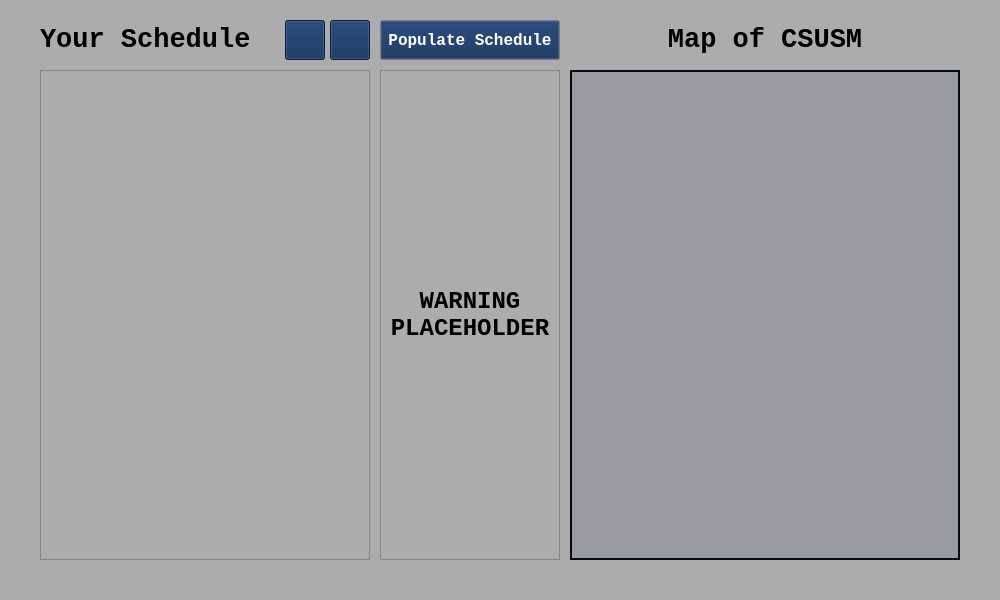
This is 370-project/mainwindow.ui in rochanehurst/CS370-Team3 as Qt 5 draws it before an edit. The edited form follows.
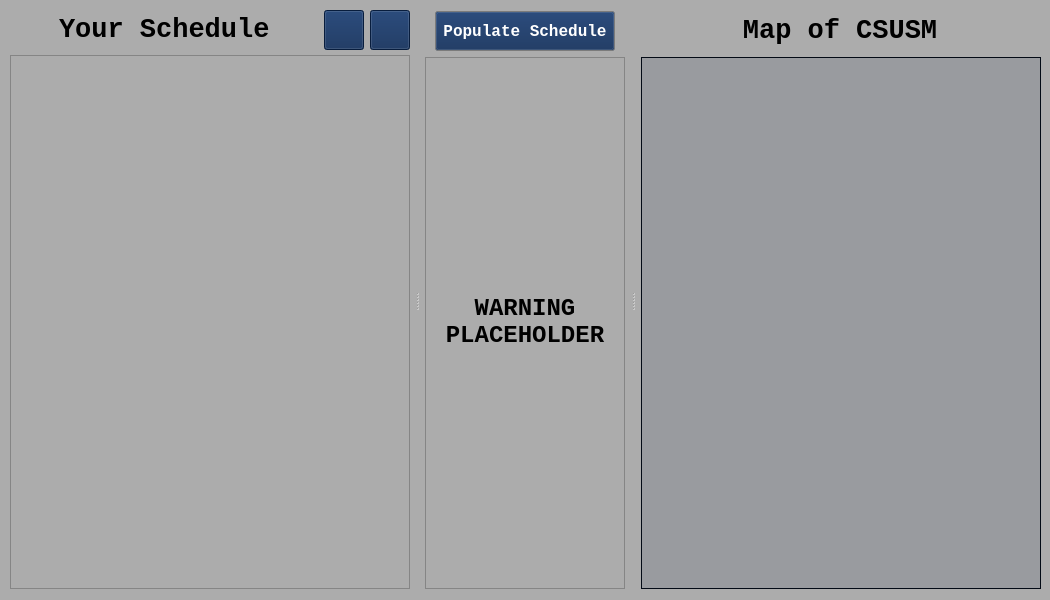
This is the edited form. Icons and pictures are not drawn.

Commit message: Search function now Adds classes, Users can now change size of the tabs on Main Window (To an Extent). Changed how class names are handled

```diff
--- a/370-project/mainwindow.ui
+++ b/370-project/mainwindow.ui
@@ -6,7 +6,7 @@
    <rect>
     <x>0</x>
     <y>0</y>
-    <width>1000</width>
+    <width>1050</width>
     <height>600</height>
    </rect>
   </property>
@@ -18,7 +18,7 @@
   </property>
   <property name="minimumSize">
    <size>
-    <width>1000</width>
+    <width>1050</width>
     <height>600</height>
    </size>
   </property>
@@ -507,118 +507,507 @@
    <enum>Qt::ToolButtonStyle::ToolButtonTextOnly</enum>
   </property>
   <widget class="QWidget" name="main_window_grid">
-   <layout class="QGridLayout" name="gridLayout">
-    <property name="leftMargin">
-     <number>40</number>
-    </property>
-    <property name="topMargin">
-     <number>20</number>
-    </property>
-    <property name="rightMargin">
-     <number>40</number>
-    </property>
-    <property name="bottomMargin">
-     <number>40</number>
-    </property>
-    <property name="horizontalSpacing">
-     <number>10</number>
-    </property>
-    <property name="verticalSpacing">
-     <number>5</number>
-    </property>
-    <item row="5" column="0">
-     <widget class="QScrollArea" name="class_container">
       <property name="sizePolicy">
-       <sizepolicy hsizetype="Fixed" vsizetype="Expanding">
+    <sizepolicy hsizetype="Fixed" vsizetype="Preferred">
         <horstretch>0</horstretch>
         <verstretch>0</verstretch>
        </sizepolicy>
       </property>
-      <property name="minimumSize">
-       <size>
-        <width>330</width>
-        <height>400</height>
-       </size>
-      </property>
-      <property name="maximumSize">
-       <size>
-        <width>330</width>
-        <height>16777215</height>
-       </size>
-      </property>
-      <property name="widgetResizable">
-       <bool>true</bool>
-      </property>
-      <property name="alignment">
-       <set>Qt::AlignmentFlag::AlignCenter</set>
-      </property>
-      <widget class="QWidget" name="class_scroll_area">
-       <property name="geometry">
-        <rect>
-         <x>0</x>
-         <y>0</y>
-         <width>328</width>
-         <height>481</height>
-        </rect>
-       </property>
-       <property name="sizePolicy">
-        <sizepolicy hsizetype="Preferred" vsizetype="MinimumExpanding">
-         <horstretch>0</horstretch>
-         <verstretch>0</verstretch>
-        </sizepolicy>
-       </property>
-       <layout class="QVBoxLayout" name="verticalLayout_2">
-        <property name="spacing">
-         <number>5</number>
-        </property>
+   <property name="palette">
+    <palette>
+     <active>
+      <colorrole role="Button">
+       <brush brushstyle="SolidPattern">
+        <color alpha="255">
+         <red>11</red>
+         <green>40</green>
+         <blue>85</blue>
+        </color>
+       </brush>
+      </colorrole>
+      <colorrole role="Light">
+       <brush brushstyle="SolidPattern">
+        <color alpha="255">
+         <red>215</red>
+         <green>231</green>
+         <blue>255</blue>
+        </color>
+       </brush>
+      </colorrole>
+      <colorrole role="Dark">
+       <brush brushstyle="SolidPattern">
+        <color alpha="255">
+         <red>170</red>
+         <green>255</green>
+         <blue>0</blue>
+        </color>
+       </brush>
+      </colorrole>
+      <colorrole role="Mid">
+       <brush brushstyle="SolidPattern">
+        <color alpha="255">
+         <red>3</red>
+         <green>10</green>
+         <blue>21</blue>
+        </color>
+       </brush>
+      </colorrole>
+      <colorrole role="Text">
+       <brush brushstyle="SolidPattern">
+        <color alpha="255">
+         <red>3</red>
+         <green>10</green>
+         <blue>21</blue>
+        </color>
+       </brush>
+      </colorrole>
+      <colorrole role="BrightText">
+       <brush brushstyle="SolidPattern">
+        <color alpha="255">
+         <red>255</red>
+         <green>0</green>
+         <blue>0</blue>
+        </color>
+       </brush>
+      </colorrole>
+      <colorrole role="ButtonText">
+       <brush brushstyle="SolidPattern">
+        <color alpha="255">
+         <red>255</red>
+         <green>255</green>
+         <blue>255</blue>
+        </color>
+       </brush>
+      </colorrole>
+      <colorrole role="Base">
+       <brush brushstyle="SolidPattern">
+        <color alpha="255">
+         <red>153</red>
+         <green>155</green>
+         <blue>159</blue>
+        </color>
+       </brush>
+      </colorrole>
+      <colorrole role="Window">
+       <brush brushstyle="SolidPattern">
+        <color alpha="255">
+         <red>172</red>
+         <green>172</green>
+         <blue>172</blue>
+        </color>
+       </brush>
+      </colorrole>
+      <colorrole role="Shadow">
+       <brush brushstyle="SolidPattern">
+        <color alpha="255">
+         <red>6</red>
+         <green>21</green>
+         <blue>43</blue>
+        </color>
+       </brush>
+      </colorrole>
+      <colorrole role="Highlight">
+       <brush brushstyle="SolidPattern">
+        <color alpha="255">
+         <red>16</red>
+         <green>61</green>
+         <blue>127</blue>
+        </color>
+       </brush>
+      </colorrole>
+      <colorrole role="Link">
+       <brush brushstyle="SolidPattern">
+        <color alpha="255">
+         <red>0</red>
+         <green>0</green>
+         <blue>255</blue>
+        </color>
+       </brush>
+      </colorrole>
+      <colorrole role="LinkVisited">
+       <brush brushstyle="SolidPattern">
+        <color alpha="255">
+         <red>255</red>
+         <green>85</green>
+         <blue>0</blue>
+        </color>
+       </brush>
+      </colorrole>
+      <colorrole role="AlternateBase">
+       <brush brushstyle="SolidPattern">
+        <color alpha="255">
+         <red>85</red>
+         <green>119</green>
+         <blue>165</blue>
+        </color>
+       </brush>
+      </colorrole>
+      <colorrole role="ToolTipBase">
+       <brush brushstyle="SolidPattern">
+        <color alpha="255">
+         <red>170</red>
+         <green>255</green>
+         <blue>0</blue>
+        </color>
+       </brush>
+      </colorrole>
+      <colorrole role="ToolTipText">
+       <brush brushstyle="SolidPattern">
+        <color alpha="255">
+         <red>170</red>
+         <green>255</green>
+         <blue>0</blue>
+        </color>
+       </brush>
+      </colorrole>
+      <colorrole role="Accent">
+       <brush brushstyle="SolidPattern">
+        <color alpha="255">
+         <red>11</red>
+         <green>40</green>
+         <blue>85</blue>
+        </color>
+       </brush>
+      </colorrole>
+     </active>
+     <inactive>
+      <colorrole role="Button">
+       <brush brushstyle="SolidPattern">
+        <color alpha="255">
+         <red>11</red>
+         <green>40</green>
+         <blue>85</blue>
+        </color>
+       </brush>
+      </colorrole>
+      <colorrole role="Light">
+       <brush brushstyle="SolidPattern">
+        <color alpha="255">
+         <red>215</red>
+         <green>231</green>
+         <blue>255</blue>
+        </color>
+       </brush>
+      </colorrole>
+      <colorrole role="Dark">
+       <brush brushstyle="SolidPattern">
+        <color alpha="255">
+         <red>170</red>
+         <green>255</green>
+         <blue>0</blue>
+        </color>
+       </brush>
+      </colorrole>
+      <colorrole role="Mid">
+       <brush brushstyle="SolidPattern">
+        <color alpha="255">
+         <red>3</red>
+         <green>10</green>
+         <blue>21</blue>
+        </color>
+       </brush>
+      </colorrole>
+      <colorrole role="Text">
+       <brush brushstyle="SolidPattern">
+        <color alpha="255">
+         <red>3</red>
+         <green>10</green>
+         <blue>21</blue>
+        </color>
+       </brush>
+      </colorrole>
+      <colorrole role="BrightText">
+       <brush brushstyle="SolidPattern">
+        <color alpha="255">
+         <red>255</red>
+         <green>0</green>
+         <blue>0</blue>
+        </color>
+       </brush>
+      </colorrole>
+      <colorrole role="ButtonText">
+       <brush brushstyle="SolidPattern">
+        <color alpha="255">
+         <red>255</red>
+         <green>255</green>
+         <blue>255</blue>
+        </color>
+       </brush>
+      </colorrole>
+      <colorrole role="Base">
+       <brush brushstyle="SolidPattern">
+        <color alpha="255">
+         <red>153</red>
+         <green>155</green>
+         <blue>159</blue>
+        </color>
+       </brush>
+      </colorrole>
+      <colorrole role="Window">
+       <brush brushstyle="SolidPattern">
+        <color alpha="255">
+         <red>172</red>
+         <green>172</green>
+         <blue>172</blue>
+        </color>
+       </brush>
+      </colorrole>
+      <colorrole role="Shadow">
+       <brush brushstyle="SolidPattern">
+        <color alpha="255">
+         <red>6</red>
+         <green>21</green>
+         <blue>43</blue>
+        </color>
+       </brush>
+      </colorrole>
+      <colorrole role="Highlight">
+       <brush brushstyle="SolidPattern">
+        <color alpha="255">
+         <red>16</red>
+         <green>61</green>
+         <blue>127</blue>
+        </color>
+       </brush>
+      </colorrole>
+      <colorrole role="Link">
+       <brush brushstyle="SolidPattern">
+        <color alpha="255">
+         <red>0</red>
+         <green>0</green>
+         <blue>255</blue>
+        </color>
+       </brush>
+      </colorrole>
+      <colorrole role="LinkVisited">
+       <brush brushstyle="SolidPattern">
+        <color alpha="255">
+         <red>255</red>
+         <green>85</green>
+         <blue>0</blue>
+        </color>
+       </brush>
+      </colorrole>
+      <colorrole role="AlternateBase">
+       <brush brushstyle="SolidPattern">
+        <color alpha="255">
+         <red>85</red>
+         <green>119</green>
+         <blue>165</blue>
+        </color>
+       </brush>
+      </colorrole>
+      <colorrole role="ToolTipBase">
+       <brush brushstyle="SolidPattern">
+        <color alpha="255">
+         <red>170</red>
+         <green>255</green>
+         <blue>0</blue>
+        </color>
+       </brush>
+      </colorrole>
+      <colorrole role="ToolTipText">
+       <brush brushstyle="SolidPattern">
+        <color alpha="255">
+         <red>170</red>
+         <green>255</green>
+         <blue>0</blue>
+        </color>
+       </brush>
+      </colorrole>
+      <colorrole role="Accent">
+       <brush brushstyle="SolidPattern">
+        <color alpha="255">
+         <red>11</red>
+         <green>40</green>
+         <blue>85</blue>
+        </color>
+       </brush>
+      </colorrole>
+     </inactive>
+     <disabled>
+      <colorrole role="WindowText">
+       <brush brushstyle="SolidPattern">
+        <color alpha="255">
+         <red>170</red>
+         <green>255</green>
+         <blue>0</blue>
+        </color>
+       </brush>
+      </colorrole>
+      <colorrole role="Button">
+       <brush brushstyle="SolidPattern">
+        <color alpha="255">
+         <red>11</red>
+         <green>40</green>
+         <blue>85</blue>
+        </color>
+       </brush>
+      </colorrole>
+      <colorrole role="Light">
+       <brush brushstyle="SolidPattern">
+        <color alpha="255">
+         <red>215</red>
+         <green>231</green>
+         <blue>255</blue>
+        </color>
+       </brush>
+      </colorrole>
+      <colorrole role="Dark">
+       <brush brushstyle="SolidPattern">
+        <color alpha="255">
+         <red>170</red>
+         <green>255</green>
+         <blue>0</blue>
+        </color>
+       </brush>
+      </colorrole>
+      <colorrole role="Mid">
+       <brush brushstyle="SolidPattern">
+        <color alpha="255">
+         <red>3</red>
+         <green>10</green>
+         <blue>21</blue>
+        </color>
+       </brush>
+      </colorrole>
+      <colorrole role="Text">
+       <brush brushstyle="SolidPattern">
+        <color alpha="255">
+         <red>170</red>
+         <green>255</green>
+         <blue>0</blue>
+        </color>
+       </brush>
+      </colorrole>
+      <colorrole role="BrightText">
+       <brush brushstyle="SolidPattern">
+        <color alpha="255">
+         <red>255</red>
+         <green>0</green>
+         <blue>0</blue>
+        </color>
+       </brush>
+      </colorrole>
+      <colorrole role="ButtonText">
+       <brush brushstyle="SolidPattern">
+        <color alpha="255">
+         <red>170</red>
+         <green>255</green>
+         <blue>0</blue>
+        </color>
+       </brush>
+      </colorrole>
+      <colorrole role="Base">
+       <brush brushstyle="SolidPattern">
+        <color alpha="255">
+         <red>172</red>
+         <green>172</green>
+         <blue>172</blue>
+        </color>
+       </brush>
+      </colorrole>
+      <colorrole role="Window">
+       <brush brushstyle="SolidPattern">
+        <color alpha="255">
+         <red>172</red>
+         <green>172</green>
+         <blue>172</blue>
+        </color>
+       </brush>
+      </colorrole>
+      <colorrole role="Shadow">
+       <brush brushstyle="SolidPattern">
+        <color alpha="255">
+         <red>6</red>
+         <green>21</green>
+         <blue>43</blue>
+        </color>
+       </brush>
+      </colorrole>
+      <colorrole role="Link">
+       <brush brushstyle="SolidPattern">
+        <color alpha="255">
+         <red>0</red>
+         <green>0</green>
+         <blue>255</blue>
+        </color>
+       </brush>
+      </colorrole>
+      <colorrole role="LinkVisited">
+       <brush brushstyle="SolidPattern">
+        <color alpha="255">
+         <red>255</red>
+         <green>85</green>
+         <blue>0</blue>
+        </color>
+       </brush>
+      </colorrole>
+      <colorrole role="AlternateBase">
+       <brush brushstyle="SolidPattern">
+        <color alpha="255">
+         <red>85</red>
+         <green>119</green>
+         <blue>165</blue>
+        </color>
+       </brush>
+      </colorrole>
+      <colorrole role="ToolTipBase">
+       <brush brushstyle="SolidPattern">
+        <color alpha="255">
+         <red>170</red>
+         <green>255</green>
+         <blue>0</blue>
+        </color>
+       </brush>
+      </colorrole>
+      <colorrole role="ToolTipText">
+       <brush brushstyle="SolidPattern">
+        <color alpha="255">
+         <red>170</red>
+         <green>255</green>
+         <blue>0</blue>
+        </color>
+       </brush>
+      </colorrole>
+      <colorrole role="Accent">
+       <brush brushstyle="SolidPattern">
+        <color alpha="255">
+         <red>11</red>
+         <green>40</green>
+         <blue>85</blue>
+        </color>
+       </brush>
+      </colorrole>
+     </disabled>
+    </palette>
+   </property>
+   <layout class="QGridLayout" name="gridLayout" rowstretch="0" columnstretch="0" rowminimumheight="0" columnminimumwidth="0">
         <property name="leftMargin">
-         <number>9</number>
+     <number>6</number>
         </property>
         <property name="topMargin">
-         <number>9</number>
+     <number>6</number>
         </property>
         <property name="rightMargin">
-         <number>9</number>
+     <number>6</number>
         </property>
         <property name="bottomMargin">
-         <number>9</number>
-        </property>
-        <item>
-         <layout class="QVBoxLayout" name="class_list">
+     <number>6</number>
+    </property>
           <property name="spacing">
-           <number>20</number>
-          </property>
-         </layout>
-        </item>
-       </layout>
-      </widget>
-     </widget>
-    </item>
-    <item row="5" column="3">
-     <widget class="QGraphicsView" name="map_placeholder">
+     <number>6</number>
+    </property>
+    <item row="0" column="0">
+     <widget class="QSplitter" name="splitter">
       <property name="sizePolicy">
-       <sizepolicy hsizetype="MinimumExpanding" vsizetype="MinimumExpanding">
+       <sizepolicy hsizetype="Expanding" vsizetype="Expanding">
         <horstretch>0</horstretch>
         <verstretch>0</verstretch>
        </sizepolicy>
       </property>
-      <property name="minimumSize">
-       <size>
-        <width>300</width>
-        <height>400</height>
-       </size>
-      </property>
-      <property name="maximumSize">
-       <size>
-        <width>16777215</width>
-        <height>16777215</height>
-       </size>
-      </property>
-      <property name="cursor" stdset="0">
-       <cursorShape>PointingHandCursor</cursorShape>
-      </property>
       <property name="frameShape">
-       <enum>QFrame::Shape::Box</enum>
+       <enum>QFrame::Shape::NoFrame</enum>
       </property>
       <property name="lineWidth">
        <number>0</number>
@@ -626,23 +1015,57 @@
       <property name="midLineWidth">
        <number>2</number>
       </property>
-      <property name="backgroundBrush">
-       <brush brushstyle="NoBrush">
-        <color alpha="255">
-         <red>0</red>
-         <green>0</green>
-         <blue>0</blue>
-        </color>
-       </brush>
+      <property name="orientation">
+       <enum>Qt::Orientation::Horizontal</enum>
       </property>
-     </widget>
-    </item>
-    <item row="1" column="0">
+      <property name="handleWidth">
+       <number>6</number>
+      </property>
+      <property name="childrenCollapsible">
+       <bool>false</bool>
+      </property>
+      <widget class="QWidget" name="verticalLayoutWidget_2">
+       <layout class="QVBoxLayout" name="schedule_layout" stretch="0,1">
+        <property name="spacing">
+         <number>5</number>
+        </property>
+        <property name="sizeConstraint">
+         <enum>QLayout::SizeConstraint::SetDefaultConstraint</enum>
+        </property>
+        <property name="leftMargin">
+         <number>4</number>
+        </property>
+        <property name="topMargin">
+         <number>4</number>
+        </property>
+        <property name="rightMargin">
+         <number>4</number>
+        </property>
+        <property name="bottomMargin">
+         <number>5</number>
+        </property>
+        <item>
      <layout class="QHBoxLayout" name="schedule_title">
-      <item alignment="Qt::AlignmentFlag::AlignLeft">
+          <property name="spacing">
+           <number>6</number>
+          </property>
+          <item>
+           <spacer name="horizontalSpacer_2">
+            <property name="orientation">
+             <enum>Qt::Orientation::Horizontal</enum>
+            </property>
+            <property name="sizeHint" stdset="0">
+             <size>
+              <width>40</width>
+              <height>20</height>
+             </size>
+            </property>
+           </spacer>
+          </item>
+          <item alignment="Qt::AlignmentFlag::AlignHCenter|Qt::AlignmentFlag::AlignTop">
        <widget class="QLabel" name="class_label">
         <property name="sizePolicy">
-         <sizepolicy hsizetype="Fixed" vsizetype="Fixed">
+             <sizepolicy hsizetype="Preferred" vsizetype="Fixed">
           <horstretch>0</horstretch>
           <verstretch>0</verstretch>
          </sizepolicy>
@@ -668,7 +1091,20 @@
         </property>
        </widget>
       </item>
-      <item alignment="Qt::AlignmentFlag::AlignRight|Qt::AlignmentFlag::AlignVCenter">
+          <item>
+           <spacer name="horizontalSpacer">
+            <property name="orientation">
+             <enum>Qt::Orientation::Horizontal</enum>
+            </property>
+            <property name="sizeHint" stdset="0">
+             <size>
+              <width>40</width>
+              <height>20</height>
+             </size>
+            </property>
+           </spacer>
+          </item>
+          <item alignment="Qt::AlignmentFlag::AlignRight|Qt::AlignmentFlag::AlignTop">
        <widget class="QPushButton" name="class_creator_button">
         <property name="sizePolicy">
          <sizepolicy hsizetype="Fixed" vsizetype="Fixed">
@@ -730,23 +1166,7 @@
         </property>
        </widget>
       </item>
-      <item>
-       <spacer name="horizontalSpacer">
-        <property name="orientation">
-         <enum>Qt::Orientation::Horizontal</enum>
-        </property>
-        <property name="sizeType">
-         <enum>QSizePolicy::Policy::Fixed</enum>
-        </property>
-        <property name="sizeHint" stdset="0">
-         <size>
-          <width>5</width>
-          <height>20</height>
-         </size>
-        </property>
-       </spacer>
-      </item>
-      <item>
+          <item alignment="Qt::AlignmentFlag::AlignRight|Qt::AlignmentFlag::AlignTop">
        <widget class="QPushButton" name="clear_schedule_button">
         <property name="sizePolicy">
          <sizepolicy hsizetype="Fixed" vsizetype="Fixed">
@@ -800,23 +1220,133 @@
       </item>
      </layout>
     </item>
-    <item row="5" column="1">
+        <item>
+         <widget class="QScrollArea" name="class_container">
+          <property name="sizePolicy">
+           <sizepolicy hsizetype="Expanding" vsizetype="Expanding">
+            <horstretch>0</horstretch>
+            <verstretch>0</verstretch>
+           </sizepolicy>
+          </property>
+          <property name="minimumSize">
+           <size>
+            <width>400</width>
+            <height>526</height>
+           </size>
+          </property>
+          <property name="maximumSize">
+           <size>
+            <width>16777215</width>
+            <height>16777215</height>
+           </size>
+          </property>
+          <property name="widgetResizable">
+           <bool>true</bool>
+          </property>
+          <property name="alignment">
+           <set>Qt::AlignmentFlag::AlignCenter</set>
+          </property>
+          <widget class="QWidget" name="class_scroll_area">
+           <property name="geometry">
+            <rect>
+             <x>0</x>
+             <y>0</y>
+             <width>398</width>
+             <height>530</height>
+            </rect>
+           </property>
+           <property name="sizePolicy">
+            <sizepolicy hsizetype="Expanding" vsizetype="Expanding">
+             <horstretch>0</horstretch>
+             <verstretch>0</verstretch>
+            </sizepolicy>
+           </property>
+           <layout class="QVBoxLayout" name="verticalLayout">
+            <item>
+             <layout class="QVBoxLayout" name="class_list">
+              <property name="spacing">
+               <number>20</number>
+              </property>
+             </layout>
+            </item>
+           </layout>
+          </widget>
+         </widget>
+        </item>
+       </layout>
+      </widget>
+      <widget class="QWidget" name="verticalLayoutWidget">
+       <layout class="QVBoxLayout" name="warning_layout" stretch="0,1">
+        <property name="sizeConstraint">
+         <enum>QLayout::SizeConstraint::SetMaximumSize</enum>
+        </property>
+        <property name="leftMargin">
+         <number>5</number>
+        </property>
+        <property name="topMargin">
+         <number>5</number>
+        </property>
+        <property name="rightMargin">
+         <number>5</number>
+        </property>
+        <property name="bottomMargin">
+         <number>5</number>
+        </property>
+        <item alignment="Qt::AlignmentFlag::AlignHCenter|Qt::AlignmentFlag::AlignTop">
+         <widget class="QPushButton" name="debug_populate_button">
+          <property name="sizePolicy">
+           <sizepolicy hsizetype="Fixed" vsizetype="Fixed">
+            <horstretch>0</horstretch>
+            <verstretch>0</verstretch>
+           </sizepolicy>
+          </property>
+          <property name="minimumSize">
+           <size>
+            <width>180</width>
+            <height>40</height>
+           </size>
+          </property>
+          <property name="maximumSize">
+           <size>
+            <width>180</width>
+            <height>16777215</height>
+           </size>
+          </property>
+          <property name="font">
+           <font>
+            <family>Courier New</family>
+            <pointsize>12</pointsize>
+            <bold>true</bold>
+           </font>
+          </property>
+          <property name="cursor">
+           <cursorShape>PointingHandCursor</cursorShape>
+          </property>
+          <property name="toolTip">
+           <string>&lt;html&gt;&lt;head/&gt;&lt;body&gt;&lt;p&gt;&lt;span style=&quot; font-size:9pt;&quot;&gt;Debug Button&lt;/span&gt;&lt;/p&gt;&lt;/body&gt;&lt;/html&gt;</string>
+          </property>
+          <property name="text">
+           <string>Populate Schedule</string>
+          </property>
+         </widget>
+        </item>
+        <item>
      <widget class="QScrollArea" name="warning_container">
       <property name="sizePolicy">
-       <sizepolicy hsizetype="Fixed" vsizetype="Expanding">
+           <sizepolicy hsizetype="Expanding" vsizetype="Expanding">
         <horstretch>0</horstretch>
         <verstretch>0</verstretch>
        </sizepolicy>
       </property>
       <property name="minimumSize">
        <size>
-        <width>150</width>
-        <height>0</height>
+            <width>200</width>
+            <height>526</height>
        </size>
       </property>
       <property name="maximumSize">
        <size>
-        <width>180</width>
+            <width>200</width>
         <height>16777215</height>
        </size>
       </property>
@@ -828,13 +1358,33 @@
         <rect>
          <x>0</x>
          <y>0</y>
-         <width>178</width>
-         <height>481</height>
-        </rect>
-       </property>
-       <layout class="QVBoxLayout" name="verticalLayout_3">
+             <width>198</width>
+             <height>530</height>
+            </rect>
+           </property>
+           <property name="sizePolicy">
+            <sizepolicy hsizetype="Fixed" vsizetype="Expanding">
+             <horstretch>0</horstretch>
+             <verstretch>0</verstretch>
+            </sizepolicy>
+           </property>
+           <property name="maximumSize">
+            <size>
+             <width>200</width>
+             <height>16777215</height>
+            </size>
+           </property>
+           <layout class="QVBoxLayout" name="verticalLayout_2">
         <item>
+             <layout class="QVBoxLayout" name="warninglist">
+              <item alignment="Qt::AlignmentFlag::AlignHCenter">
          <widget class="QLabel" name="warning_placeholder">
+                <property name="sizePolicy">
+                 <sizepolicy hsizetype="Fixed" vsizetype="Fixed">
+                  <horstretch>0</horstretch>
+                  <verstretch>0</verstretch>
+                 </sizepolicy>
+                </property>
           <property name="maximumSize">
            <size>
             <width>160</width>
@@ -866,13 +1416,31 @@
          </widget>
         </item>
        </layout>
+            </item>
+           </layout>
       </widget>
      </widget>
     </item>
-    <item row="1" column="3">
+       </layout>
+      </widget>
+      <widget class="QWidget" name="verticalLayoutWidget_3">
+       <layout class="QVBoxLayout" name="map_layout" stretch="0,1">
+        <property name="leftMargin">
+         <number>5</number>
+        </property>
+        <property name="topMargin">
+         <number>5</number>
+        </property>
+        <property name="rightMargin">
+         <number>5</number>
+        </property>
+        <property name="bottomMargin">
+         <number>5</number>
+        </property>
+        <item alignment="Qt::AlignmentFlag::AlignHCenter|Qt::AlignmentFlag::AlignTop">
      <widget class="QLabel" name="CSUSM_label">
       <property name="sizePolicy">
-       <sizepolicy hsizetype="MinimumExpanding" vsizetype="Fixed">
+           <sizepolicy hsizetype="Preferred" vsizetype="Fixed">
         <horstretch>0</horstretch>
         <verstretch>0</verstretch>
        </sizepolicy>
@@ -880,7 +1448,13 @@
       <property name="minimumSize">
        <size>
         <width>300</width>
-        <height>0</height>
+            <height>40</height>
+           </size>
+          </property>
+          <property name="maximumSize">
+           <size>
+            <width>16777215</width>
+            <height>16777215</height>
        </size>
       </property>
       <property name="font">
@@ -898,58 +1472,51 @@
       </property>
      </widget>
     </item>
-    <item row="3" column="1">
-     <spacer name="horizontal_spacer">
-      <property name="orientation">
-       <enum>Qt::Orientation::Horizontal</enum>
-      </property>
-      <property name="sizeType">
-       <enum>QSizePolicy::Policy::Preferred</enum>
-      </property>
-      <property name="sizeHint" stdset="0">
-       <size>
-        <width>150</width>
-        <height>5</height>
-       </size>
-      </property>
-     </spacer>
-    </item>
-    <item row="1" column="1">
-     <widget class="QPushButton" name="debug_populate_button">
+        <item>
+         <widget class="QGraphicsView" name="map_placeholder">
       <property name="sizePolicy">
-       <sizepolicy hsizetype="Fixed" vsizetype="Fixed">
+           <sizepolicy hsizetype="Expanding" vsizetype="Expanding">
         <horstretch>0</horstretch>
         <verstretch>0</verstretch>
        </sizepolicy>
       </property>
       <property name="minimumSize">
        <size>
-        <width>150</width>
-        <height>40</height>
+            <width>400</width>
+            <height>526</height>
        </size>
       </property>
       <property name="maximumSize">
        <size>
-        <width>180</width>
+            <width>16777215</width>
         <height>16777215</height>
        </size>
       </property>
-      <property name="font">
-       <font>
-        <family>Courier New</family>
-        <pointsize>12</pointsize>
-        <bold>true</bold>
-       </font>
-      </property>
-      <property name="cursor">
+          <property name="cursor" stdset="0">
        <cursorShape>PointingHandCursor</cursorShape>
       </property>
-      <property name="toolTip">
-       <string>&lt;html&gt;&lt;head/&gt;&lt;body&gt;&lt;p&gt;&lt;span style=&quot; font-size:9pt;&quot;&gt;Debug Button&lt;/span&gt;&lt;/p&gt;&lt;/body&gt;&lt;/html&gt;</string>
-      </property>
-      <property name="text">
-       <string>Populate Schedule</string>
-      </property>
+          <property name="frameShape">
+           <enum>QFrame::Shape::Box</enum>
+          </property>
+          <property name="lineWidth">
+           <number>0</number>
+          </property>
+          <property name="midLineWidth">
+           <number>1</number>
+          </property>
+          <property name="backgroundBrush">
+           <brush brushstyle="NoBrush">
+            <color alpha="255">
+             <red>0</red>
+             <green>0</green>
+             <blue>0</blue>
+            </color>
+           </brush>
+          </property>
+         </widget>
+        </item>
+       </layout>
+      </widget>
      </widget>
     </item>
    </layout>
```
Left out of the diff: 4 changed lines with no effect on the pictures. Lines whose indentation alone changed are shown as unchanged. The commit also changes 7 other files.
